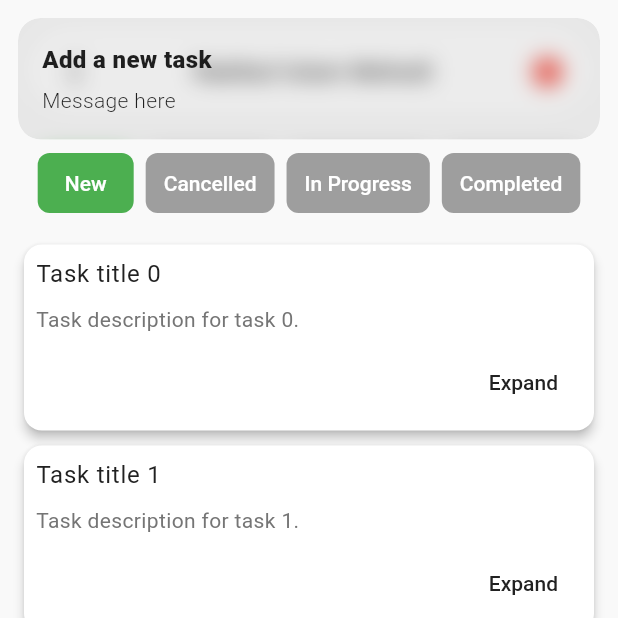
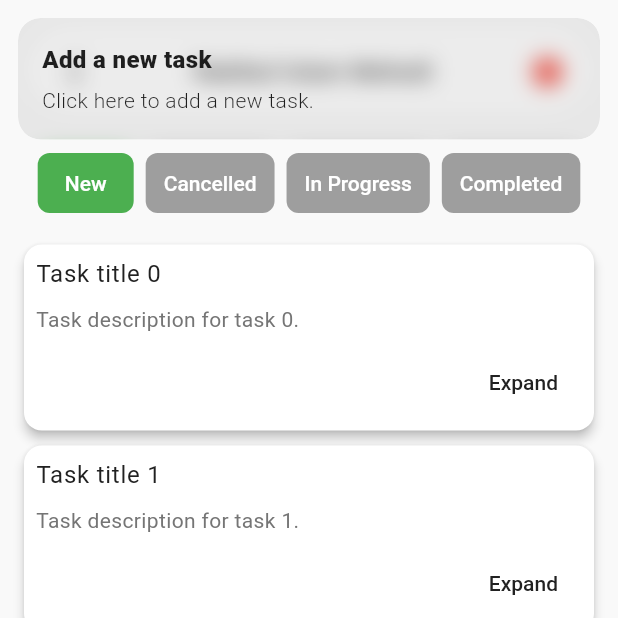
Before and after one commit to MehedisGits/Taskly, a Flutter app: the screen it shows after launch, after a tap on the "add" icon, on a phone screen of 412 x 824 dp, the top half of it. Run offline on Flutter 3.47's test engine with Material 3 defaults, Android fonts, the phone set to English and light mode, and no system bars; our stand-ins replace get; network calls fail.

Commit message:
Task Manager App

```diff
--- a/lib/views/dashboard.dart
+++ b/lib/views/dashboard.dart
@@ -1,22 +1,23 @@
 import 'package:flutter/material.dart';
 import 'package:get/get.dart';
 import 'package:task_manager/widgets/appBar.dart';
-
 import '../widgets/task_card.dart';
 
 class DashboardScreen extends StatelessWidget {
   DashboardScreen({super.key});
 
   final RxInt selectedCategoryIndex =
-      0.obs; // Reactive index to track selected button
+      0.obs; // Reactive index to track selected category
   final RxBool searchBarClicked = false.obs;
 
   @override
   Widget build(BuildContext context) {
     double screenWidth = MediaQuery.of(context).size.width;
-    bool isMobile = screenWidth < 600; // Mobile screens
-    bool isTablet = screenWidth >= 600 && screenWidth < 1024; // Tablet screens
-    bool isDesktop = screenWidth >= 1024; // Desktop screens
+
+    // Define breakpoints for responsiveness
+    bool isMobile = screenWidth < 600;
+    bool isTablet = screenWidth >= 600 && screenWidth < 1024;
+    bool isDesktop = screenWidth >= 1024;
 
     int newTasksCount = 100;
     String newCount = newTasksCount.toString();
@@ -24,7 +25,7 @@ class DashboardScreen extends StatelessWidget {
     return Scaffold(
       floatingActionButton: FloatingActionButton(
         onPressed: () {
-          Get.snackbar('Add a new task', 'Message here',
+          Get.snackbar('Add a new task', 'Click here to add a new task.',
               margin: const EdgeInsets.all(12));
         },
         backgroundColor: Colors.grey[400],
@@ -34,7 +35,7 @@ class DashboardScreen extends StatelessWidget {
               ? 30
               : isTablet
               ? 35
-                  : 40, // Adjust FAB size based on device
+              : 40, // Adjust FAB size dynamically
         ),
       ),
       body: SafeArea(
@@ -44,21 +45,18 @@ class DashboardScreen extends StatelessWidget {
             builder: (context, constraints) {
               return Column(
                 children: [
-                  // Floating App Bar
+                  // Floating Custom App Bar
                   const Row(
                     mainAxisAlignment: MainAxisAlignment.start,
                     children: [
-                      Expanded(
-                        child: CustomAppBar(),
-                      ),
+                      Expanded(child: CustomAppBar()),
                     ],
                   ),
                   const SizedBox(height: 10),
                   // Responsive Task Category Buttons
-                  buildTaskCategoryButton(
-                      newCount, isMobile, isTablet, isDesktop),
+                  buildTaskCategoryButtons(newCount, isMobile, isTablet, isDesktop),
                   const SizedBox(height: 12),
-                  // Responsive ListView for tasks
+                  // Task List View
                   Expanded(
                     child: ListView.builder(
                       itemCount: 100,
@@ -80,8 +78,8 @@ class DashboardScreen extends StatelessWidget {
     );
   }
 
-  /// Builds the task category buttons with dynamic layout for responsiveness
-  Widget buildTaskCategoryButton(
+  /// Builds a responsive row of task category buttons
+  Widget buildTaskCategoryButtons(
       String newCount, bool isMobile, bool isTablet, bool isDesktop) {
     List<String> categories = ['New', 'Cancelled', 'In Progress', 'Completed'];
 
@@ -90,33 +88,29 @@ class DashboardScreen extends StatelessWidget {
       runSpacing: 8,
       alignment: isDesktop
           ? WrapAlignment.center
-              : WrapAlignment.start, // Center buttons on desktop
+          : WrapAlignment.start, // Center on desktop, left-aligned otherwise
       children: List.generate(categories.length, (index) {
         return buildCategoryButton(categories[index], index, isMobile);
       }),
     ));
   }
 
-  /// Helper method to build each category button
+  /// Helper to build an individual category button
   Widget buildCategoryButton(String text, int index, bool isMobile) {
     return TextButton(
       onPressed: () {
-        selectedCategoryIndex.value = index; // Update selected button index
+        selectedCategoryIndex.value = index; // Update selected index
       },
-      style: ButtonStyle(
-        backgroundColor: WidgetStateProperty.all(
-          selectedCategoryIndex.value == index ? Colors.green : Colors.grey,
-        ),
-        padding: WidgetStateProperty.all(
-          EdgeInsets.symmetric(
+      style: TextButton.styleFrom(
+        backgroundColor: selectedCategoryIndex.value == index
+            ? Colors.green
+            : Colors.grey,
+        padding: EdgeInsets.symmetric(
           horizontal: isMobile ? 12 : 16,
           vertical: isMobile ? 8 : 12,
         ),
-        ),
-        shape: WidgetStateProperty.all(
-          RoundedRectangleBorder(
+        shape: RoundedRectangleBorder(
           borderRadius: BorderRadius.circular(8),
-          ),
         ),
       ),
       child: Text(
@@ -128,5 +122,4 @@ class DashboardScreen extends StatelessWidget {
       ),
     );
   }
-
 }
```
Lines whose indentation alone changed are shown as unchanged.
